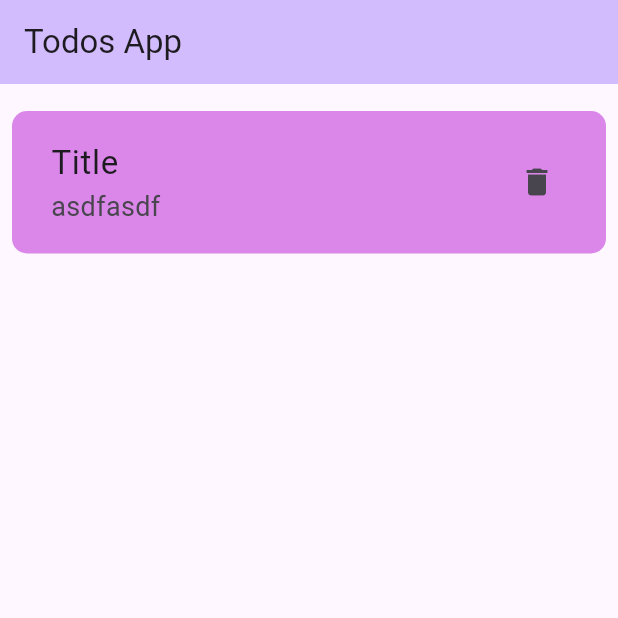
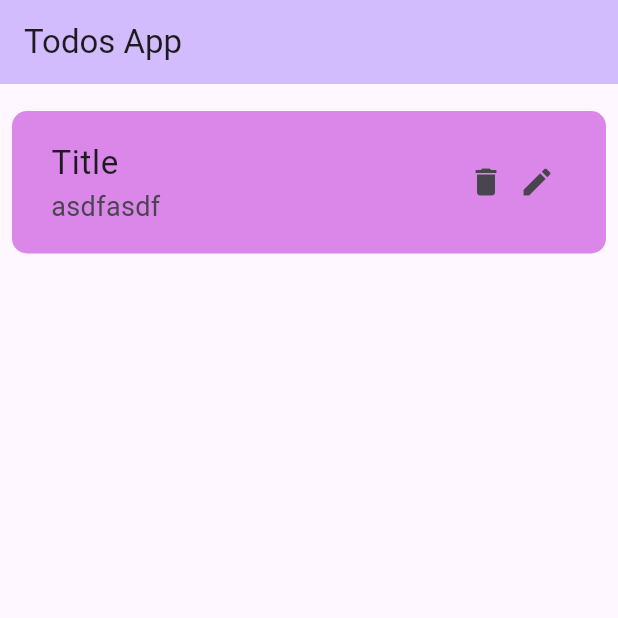
Before and after one commit to BBI-SameerSwankar/BBI_FlutterAssignments, a Flutter app: the screen it shows after launch, on a phone screen of 412 x 824 dp, the top half of it. Run offline on Flutter 3.47's test engine with Material 3 defaults, Android fonts, the phone set to English and light mode, and no system bars.

Commit message:
todo insert and edit form updated

```diff
--- /dev/null
+++ b/lib/models/todo_model.dart
@@ -0,0 +1,12 @@
+
+class Todo {
+  final int id;
+  String title;
+  String description;
+
+  Todo({
+    required this.id,
+    required this.title,
+    required this.description,
+  });
+}
--- a/lib/todo_list.dart
+++ b/lib/todo_list.dart
@@ -1,6 +1,9 @@
 import 'package:flutter/material.dart';
 import 'package:provider/provider.dart';
 import 'package:todo_app/Providers/todo_provider.dart';
+import 'package:todo_app/models/todo_model.dart';
+
+import 'package:todo_app/todo_edit_form.dart'; // Import the edit form
 
 class TodoList extends StatefulWidget {
   const TodoList({super.key});
@@ -12,13 +15,13 @@ class TodoList extends StatefulWidget {
 class _TodoListState extends State<TodoList> {
   @override
   Widget build(BuildContext context) {
-    final todosProvider = Provider.of<TodoProvider>(context, listen: true);
+    final todoProvider = Provider.of<TodoProvider>(context, listen: true);
 
-
+    // Function to show delete confirmation dialog
     void _showAlertDialog(BuildContext context, int index) {
       showDialog(
         context: context,
-        barrierDismissible: false,
+        barrierDismissible: false, // User must press a button to dismiss
         builder: (BuildContext context) {
           return AlertDialog(
             title: Text('Delete ToDo'),
@@ -33,9 +36,8 @@ class _TodoListState extends State<TodoList> {
               TextButton(
                 child: Text('Yes'),
                 onPressed: () {
-
-                  todosProvider.deleteTodo(index);
-                  Navigator.of(context).pop();
+                  todoProvider.deleteTodo(index); // Call the delete method
+                  Navigator.of(context).pop(); // Close the dialog
                 },
               ),
             ],
@@ -46,22 +48,22 @@ class _TodoListState extends State<TodoList> {
 
     return Consumer<TodoProvider>(
       builder: (context, todoProvider, child) {
-        if (todoProvider.data.isEmpty) {
-          return const Column(
-            mainAxisAlignment: MainAxisAlignment.center,
-            crossAxisAlignment: CrossAxisAlignment.center,
-            children: [
-              Text(
+        // If the todo list is empty, show a message
+        if (todoProvider.todos.isEmpty) {
+          return const Center(
+            child: Text(
               "There are no todos to be displayed",
               textAlign: TextAlign.center,
             ),
-            ],
           );
         }
 
+        // Display the list of todos
         return ListView.builder(
-          itemCount: todoProvider.data.length,
+          itemCount: todoProvider.todos.length,
           itemBuilder: (BuildContext context, int index) {
+            Todo todo = todoProvider.todos[index]; // Get the Todo object at the current index
+
             return Container(
               margin: const EdgeInsets.symmetric(vertical: 10),
               padding: const EdgeInsets.all(10),
@@ -69,23 +71,39 @@ class _TodoListState extends State<TodoList> {
                 color: const Color.fromARGB(255, 218, 135, 233),
                 borderRadius: const BorderRadius.all(Radius.circular(10)),
               ),
-              child: Center(
               child: ListTile(
-                  trailing: GestureDetector(
+                trailing: Row(
+                  mainAxisSize: MainAxisSize.min,
+                  children: [
+                    GestureDetector(
                       onTap: () {
-                      // Handle delete action
-                      _showAlertDialog(context, index); // Pass index to dialog
+                        // Show the delete confirmation dialog
+                        _showAlertDialog(context, index);
                       },
                       child: const Icon(Icons.delete),
                     ),
+                    const SizedBox(width: 10),
+                    GestureDetector(
+                      onTap: () {
+                        // Navigate to the Todo Edit form with the current todo item
+                        Navigator.push(
+                          context,
+                          MaterialPageRoute(
+                            builder: (context) => TodoEditForm(todo: todo),
+                          ),
+                        );
+                      },
+                      child: const Icon(Icons.edit),
+                    ),
+                  ],
+                ),
                 title: Text(
-                    "${todoProvider.data[index][0]}", // ToDo title
+                  todo.title, // Use todo.title instead of todoProvider.data[index][0]
                   style: const TextStyle(fontSize: 22),
                 ),
                 subtitle: Text(
-                    "${todoProvider.data[index][1]}", // ToDo description
+                  todo.description, // Use todo.description instead of todoProvider.data[index][1]
                   style: const TextStyle(fontSize: 18),
-                  ),
                 ),
               ),
             );
```
Also changed, not shown: lib/Providers/todo_provider.dart (+22 -13 lines), lib/todo_edit_form.dart (added, +116 -0 lines). Lines whose indentation alone changed are shown as unchanged.
